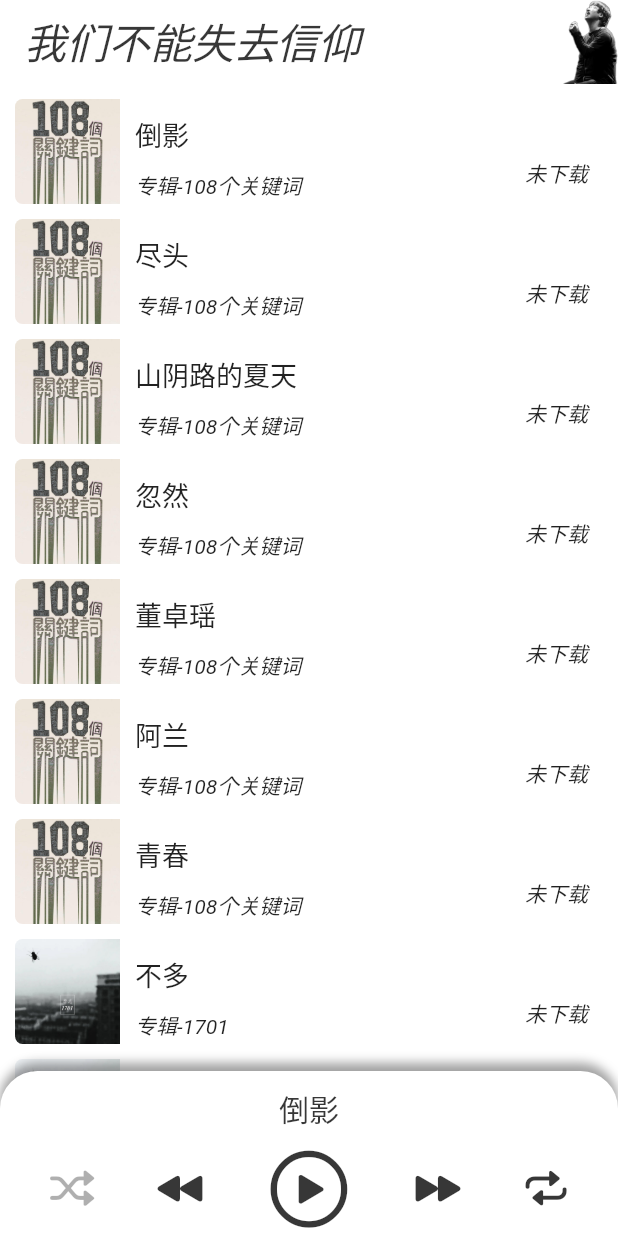
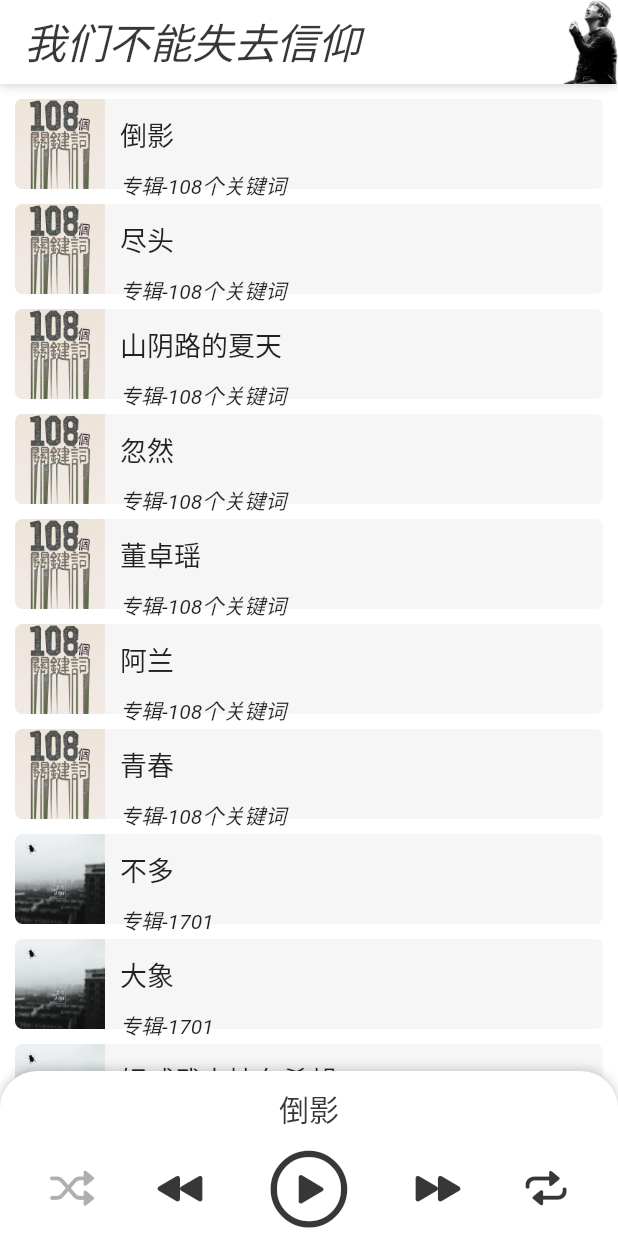
Before and after one commit to isfk/bige, a Flutter app: the screen it shows after launch, on a phone screen of 412 x 824 dp. Run offline on Flutter 3.47's test engine with Material 2 defaults, Android fonts, the phone set to English and light mode, and no system bars; drawn by our look-alikes of auto_size_text; our stand-ins replace dio, get, just_audio, just_audio_background, permission_handler, shared_preferences and 1 more; missing offline and left inert: flutter_media_metadata.

Commit message:
调整界面

```diff
--- a/lib/controllers/musicController.dart
+++ b/lib/controllers/musicController.dart
@@ -11,7 +11,7 @@ import 'package:player/data.dart';
 import 'package:player/models/music.dart';
 
 class MusicController extends GetxController {
-  double musicItemHeight = 80;
+  double musicItemHeight = 70;
 
   List<Music> list = <Music>[].obs;
   Rx<ConcatenatingAudioSource> playlist =
--- a/lib/pages/home.dart
+++ b/lib/pages/home.dart
@@ -38,11 +38,18 @@ class HomePage extends StatelessWidget {
                   alignment: Alignment.bottomRight,
                   fit: BoxFit.scaleDown,
                 ),
+                boxShadow: [
+                  BoxShadow(
+                    color: Color.fromARGB(50, 0, 0, 0),
+                    offset: Offset(0, 1),
+                    blurRadius: 5,
+                  ),
+                ],
               ),
             ),
           ),
           onDoubleTap: () {
-            controller.animateTo(c.playIndex() * 80,
+            controller.animateTo(c.playIndex() * 70,
                 duration: const Duration(milliseconds: 500),
                 curve: Curves.ease);
           },
@@ -51,7 +58,7 @@ class HomePage extends StatelessWidget {
       body: Obx(
         () => Stack(children: [
           ListView.builder(
-            padding: const EdgeInsets.only(bottom: 100),
+            padding: const EdgeInsets.only(bottom: 120),
             controller: controller,
             itemCount: c.list.length,
             itemBuilder: (context, index) {
@@ -83,8 +90,8 @@ class HomePage extends StatelessWidget {
                   color: Color.fromARGB(255, 255, 255, 255),
                   boxShadow: [
                     BoxShadow(
-                      color: Color.fromARGB(95, 0, 0, 0),
-                      offset: Offset(0, -5),
+                      color: Color.fromARGB(50, 0, 0, 0),
+                      offset: Offset(0, -1),
                       blurRadius: 5,
                     ),
                   ],
--- a/lib/widgets/musicItem.dart
+++ b/lib/widgets/musicItem.dart
@@ -29,12 +29,12 @@ class _MusicItemState extends State<MusicItem> {
             fit: BoxFit.contain,
             alignment: Alignment.topLeft,
           ),
-          color: const Color.fromARGB(255, 255, 255, 255),
+          color: const Color.fromARGB(40, 200, 200, 200),
           borderRadius: const BorderRadius.all(Radius.circular(5)),
         ),
-        padding: const EdgeInsets.all(10),
+        padding: const EdgeInsets.fromLTRB(10, 10, 10, 0),
         child: Padding(
-          padding: const EdgeInsets.only(left: 70),
+          padding: const EdgeInsets.only(left: 60),
           child: Stack(
             children: [
               Column(
@@ -65,7 +65,7 @@ class _MusicItemState extends State<MusicItem> {
                 right: 0,
                 bottom: 0,
                 child: Text(
-                  "未下载",
+                  "",
                   style: TextStyle(
                     fontSize: 14,
                     fontStyle: FontStyle.italic,
```
